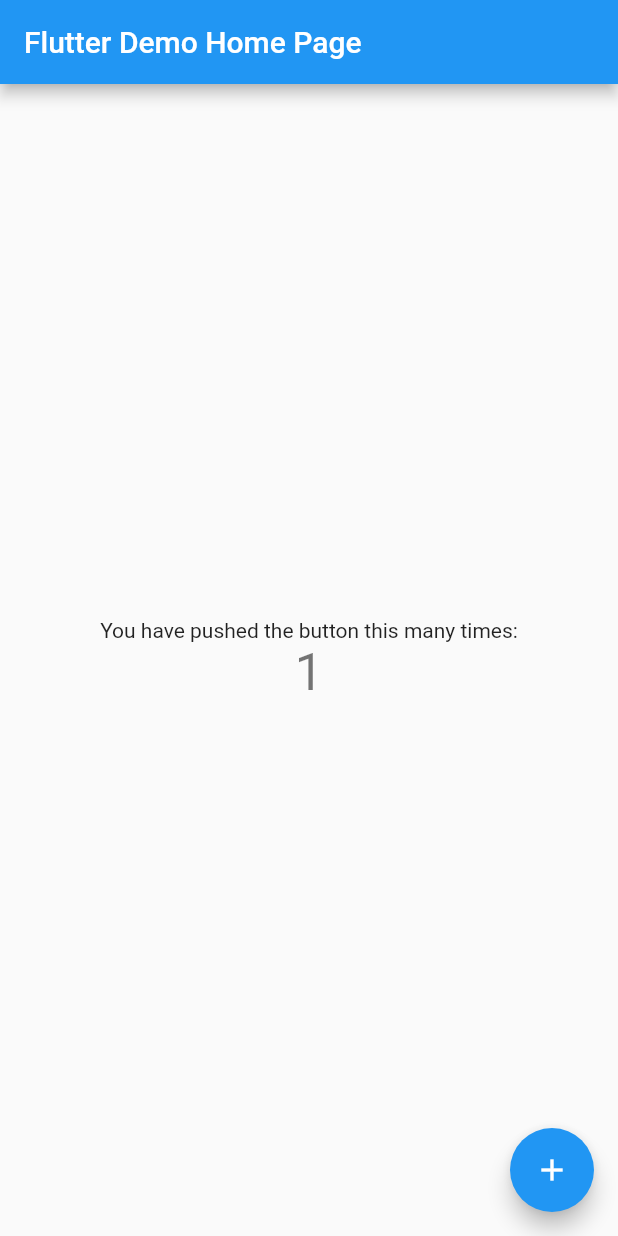
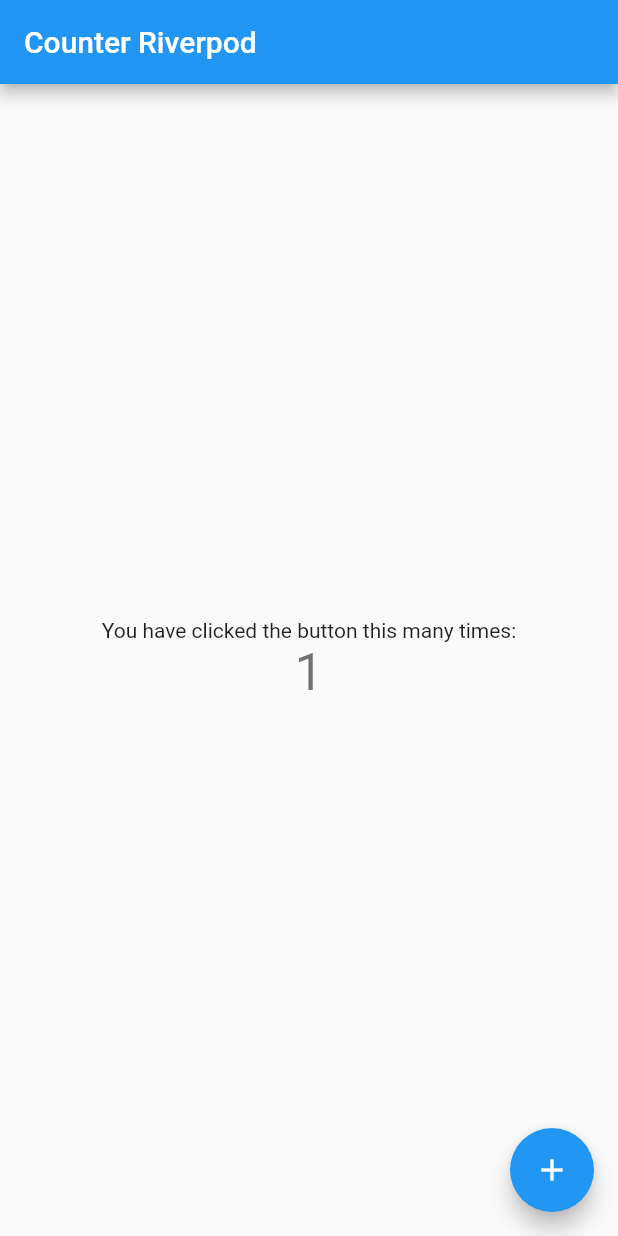
Before and after one commit to Snoy-Kuo/counter_riverpod, a Flutter app: the screen it shows after launch, after a tap on the "add" icon, on a phone screen of 412 x 824 dp. Run offline on Flutter 3.47's test engine with Material 2 defaults, Android fonts, the phone set to English and light mode, and no system bars; our stand-ins replace flutter_riverpod.

Commit message:
counter riverpod done.

```diff
--- a/lib/main.dart
+++ b/lib/main.dart
@@ -1,113 +1,63 @@
 import 'package:flutter/material.dart';
+import 'package:flutter_riverpod/flutter_riverpod.dart';
 
 void main() {
-  runApp(MyApp());
+  runApp(
+    // Adding ProviderScope enables Riverpod for the entire project
+    const ProviderScope(child: MyApp()),
+  );
 }
 
 class MyApp extends StatelessWidget {
-  // This widget is the root of your application.
+  const MyApp({Key? key}) : super(key: key);
+
   @override
   Widget build(BuildContext context) {
     return MaterialApp(
-      title: 'Flutter Demo',
+      title: 'Counter provider',
       theme: ThemeData(
-        // This is the theme of your application.
-        //
-        // Try running your application with "flutter run". You'll see the
-        // application has a blue toolbar. Then, without quitting the app, try
-        // changing the primarySwatch below to Colors.green and then invoke
-        // "hot reload" (press "r" in the console where you ran "flutter run",
-        // or simply save your changes to "hot reload" in a Flutter IDE).
-        // Notice that the counter didn't reset back to zero; the application
-        // is not restarted.
         primarySwatch: Colors.blue,
+        visualDensity: VisualDensity.adaptivePlatformDensity,
       ),
-      home: MyHomePage(title: 'Flutter Demo Home Page'),
+      home: MyHomePage(title: 'Counter Riverpod'),
     );
   }
 }
 
-class MyHomePage extends StatefulWidget {
-  MyHomePage({Key key, this.title}) : super(key: key);
+/// Providers are declared globally and specifies how to create a state
+final counterProvider = StateProvider((ref) => 0);
 
-  // This widget is the home page of your application. It is stateful, meaning
-  // that it has a State object (defined below) that contains fields that affect
-  // how it looks.
-
-  // This class is the configuration for the state. It holds the values (in this
-  // case the title) provided by the parent (in this case the App widget) and
-  // used by the build method of the State. Fields in a Widget subclass are
-  // always marked "final".
-
+class MyHomePage extends StatelessWidget {
+  MyHomePage({Key? key, required this.title}) : super(key: key);
   final String title;
 
   @override
-  _MyHomePageState createState() => _MyHomePageState();
-}
-
-class _MyHomePageState extends State<MyHomePage> {
-  int _counter = 0;
-
-  void _incrementCounter() {
-    setState(() {
-      // This call to setState tells the Flutter framework that something has
-      // changed in this State, which causes it to rerun the build method below
-      // so that the display can reflect the updated values. If we changed
-      // _counter without calling setState(), then the build method would not be
-      // called again, and so nothing would appear to happen.
-      _counter++;
-    });
-  }
-
-  @override
   Widget build(BuildContext context) {
-    // This method is rerun every time setState is called, for instance as done
-    // by the _incrementCounter method above.
-    //
-    // The Flutter framework has been optimized to make rerunning build methods
-    // fast, so that you can just rebuild anything that needs updating rather
-    // than having to individually change instances of widgets.
     return Scaffold(
       appBar: AppBar(
-        // Here we take the value from the MyHomePage object that was created by
-        // the App.build method, and use it to set our appbar title.
-        title: Text(widget.title),
+        title: Text(title),
       ),
       body: Center(
-        // Center is a layout widget. It takes a single child and positions it
-        // in the middle of the parent.
         child: Column(
-          // Column is also a layout widget. It takes a list of children and
-          // arranges them vertically. By default, it sizes itself to fit its
-          // children horizontally, and tries to be as tall as its parent.
-          //
-          // Invoke "debug painting" (press "p" in the console, choose the
-          // "Toggle Debug Paint" action from the Flutter Inspector in Android
-          // Studio, or the "Toggle Debug Paint" command in Visual Studio Code)
-          // to see the wireframe for each widget.
-          //
-          // Column has various properties to control how it sizes itself and
-          // how it positions its children. Here we use mainAxisAlignment to
-          // center the children vertically; the main axis here is the vertical
-          // axis because Columns are vertical (the cross axis would be
-          // horizontal).
           mainAxisAlignment: MainAxisAlignment.center,
           children: <Widget>[
             Text(
-              'You have pushed the button this many times:',
+              'You have clicked the button this many times:',
             ),
-            Text(
-              '$_counter',
-              style: Theme.of(context).textTheme.headline4,
+            Consumer(
+              builder: (context, watch, child) => Text(
+                '${watch(counterProvider).state}',
+                style: Theme.of(context).textTheme.headline4,
+              ),
             ),
           ],
         ),
       ),
       floatingActionButton: FloatingActionButton(
-        onPressed: _incrementCounter,
+        onPressed: () => context.read(counterProvider).state++,
         tooltip: 'Increment',
         child: Icon(Icons.add),
-      ), // This trailing comma makes auto-formatting nicer for build methods.
+      ),
     );
   }
 }
```
Also changed, not shown: pubspec.yaml (+2 -44 lines), pubspec.lock, 1 other file.
